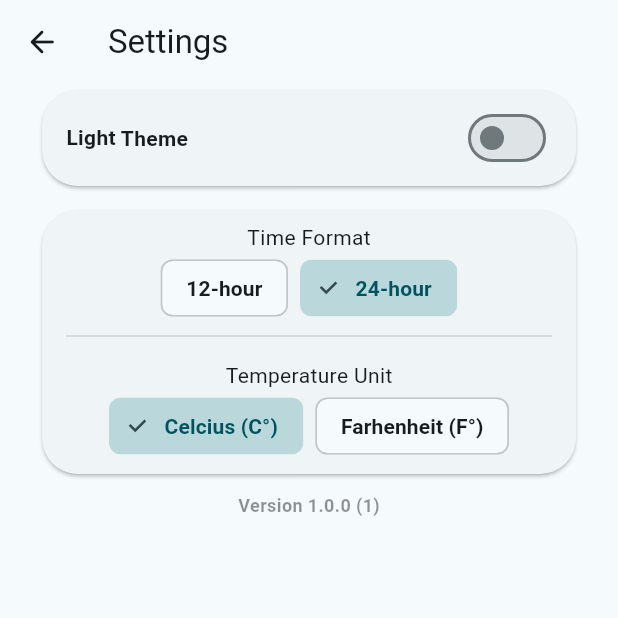
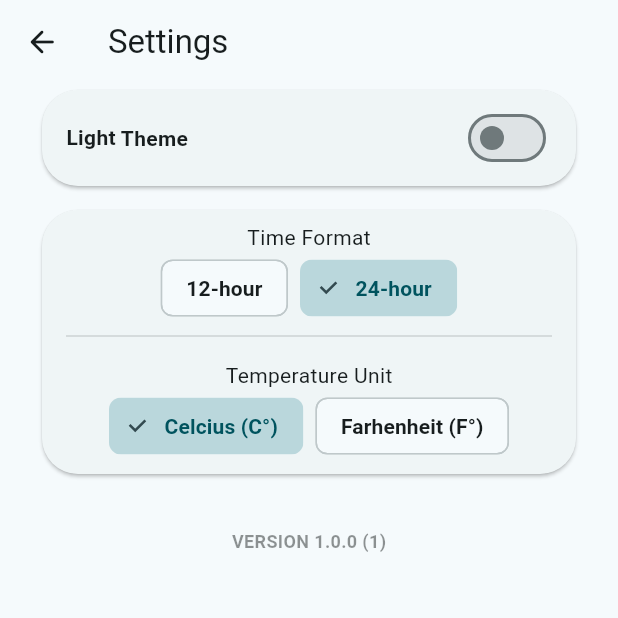
Before and after one commit to MichaelJMarsh/flutter-weather, a Flutter app: the screen it shows after launch, after a tap on the "settings" icon, on a phone screen of 412 x 824 dp, the top half of it. Run offline on Flutter 3.47's test engine with Material 3 defaults, Android fonts, the phone set to English and light mode, and no system bars; our stand-ins replace clock, cloud_firestore, firebase_auth, firebase_core, flutter_dotenv, package_info_plus and 1 more; accounts and stored records are empty; generated files the repository leaves out were written again; network calls fail; statements that could not run were skipped.

```diff
--- a/lib/presentation/pages/settings/settings_page.dart
+++ b/lib/presentation/pages/settings/settings_page.dart
@@ -164,13 +164,13 @@ class _SettingsPageState extends State<SettingsPage>
                                 ),
                               ),
                             ),
-                            const SizedBox(height: 8),
+                            const SizedBox(height: 32),
                             AnimatedTranslation.vertical(
                               animation: _entranceAnimations.appVersion,
                               pixels: 40,
                               child: Center(
                                 child: Text(
-                                  'Version ${settings.appVersion}',
+                                  'VERSION ${settings.appVersion}',
                                   style: TextStyle(
                                     fontSize: 12,
                                     fontWeight: FontWeight.w600,
```
Also changed, not shown: 1 other file.
